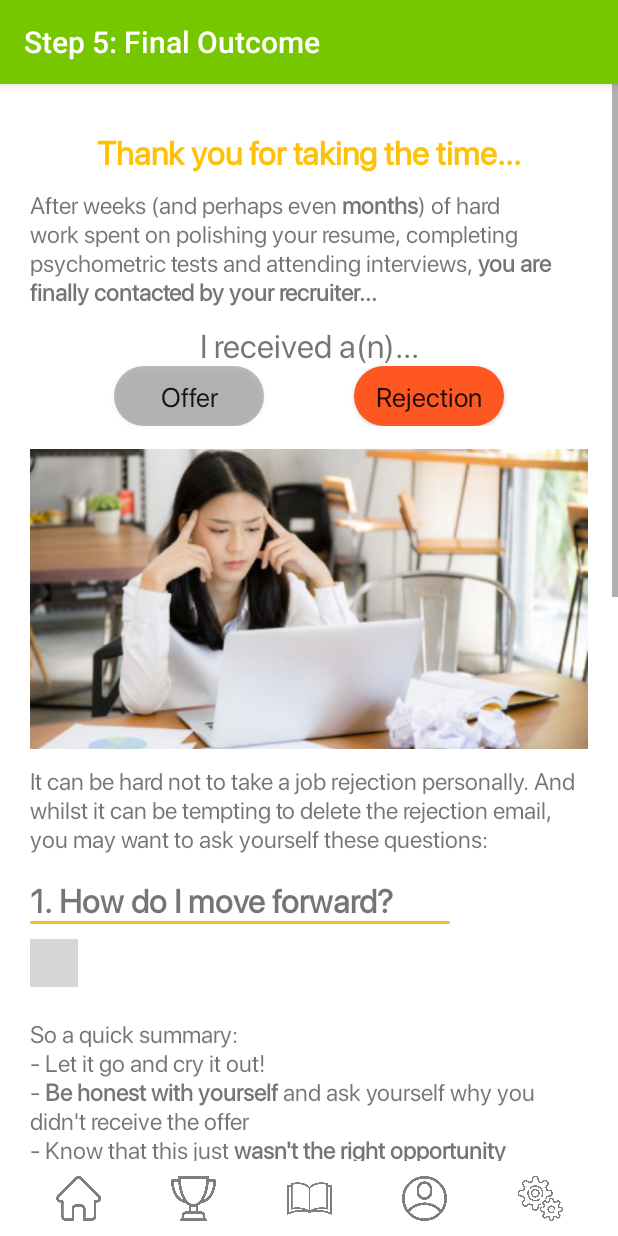
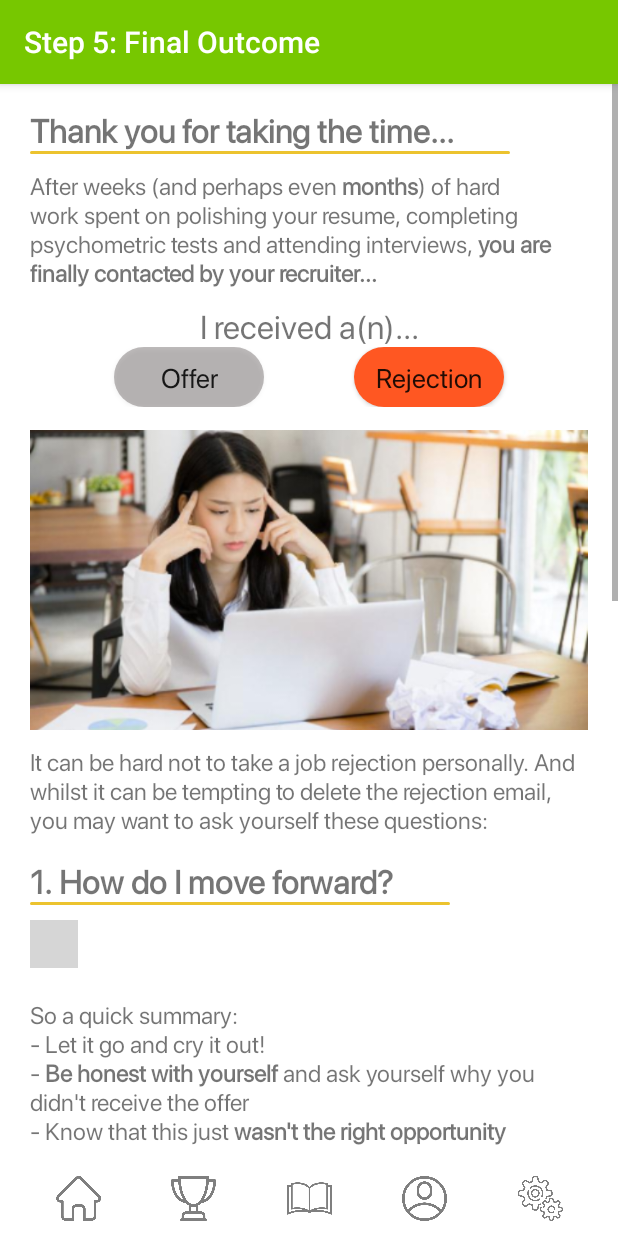
Before and after one commit to INFS3634-Elysian/INFS3634-Group-Assignment, an Android app: the Step5OutcomeReject screen opened directly, with no data from a screen before it, on a phone screen of 412 x 824 dp. Run offline under Robolectric (Android 15) with nearby library versions, the phone set to English and light mode, and no system bars; libraries missing offline, so code that uses them is left out: com.pierfrancescosoffritti.androidyoutubeplayer; plain views replace YouTubePlayerView; Roboto replaces fonts that are not available here; grey boxes are pictures that could not be loaded.

Commit message:
Minor UI updates

```diff
--- a/app/src/main/res/layout/activity_step5_outcome_reject.xml
+++ b/app/src/main/res/layout/activity_step5_outcome_reject.xml
@@ -20,22 +20,29 @@
             android:layout_width="match_parent"
             android:layout_height="wrap_content"
             android:orientation="vertical">
+
             <TextView
                 android:id="@+id/tvTwentyTwo"
                 android:layout_width="match_parent"
                 android:layout_height="wrap_content"
+                android:fontFamily="@font/regular"
                 android:paddingLeft="20dp"
-                android:paddingTop="30dp"
+                android:paddingTop="15dp"
                 android:paddingRight="20dp"
-                android:gravity="center_horizontal"
                 android:text="Thank you for taking the time..."
-                android:textColor="#FFC107"
                 android:textSize="22sp"
-                android:textStyle="bold"
-                android:fontFamily="@font/regular"
-                />
-
-
+                android:textStyle="bold" />
+            <View
+                android:id="@+id/view30"
+                android:layout_width="320dp"
+                android:layout_height="2dp"
+                android:layout_marginStart="20dp"
+                android:layout_marginLeft="20dp"
+                android:layout_marginEnd="20dp"
+                android:layout_marginRight="10dp"
+                android:background="@drawable/divider"
+                app:layout_constraintEnd_toEndOf="parent"
+                app:layout_constraintStart_toStartOf="parent" />
 
             <TextView
                 android:id="@+id/tvSummary"
```
Also changed, not shown: app/src/main/res/layout/activity_step5_outcome.xml (+12 -3 lines), app/src/main/res/layout/activity_step5_outcome_offer.xml (+16 -7 lines), app/src/main/res/layout/activity_step6_first_day.xml (+14 -4 lines).
